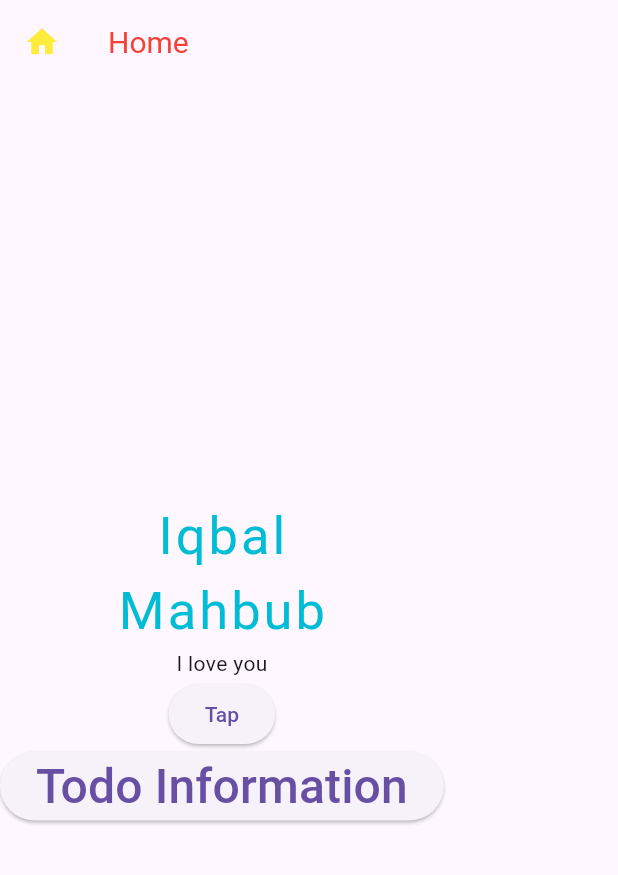
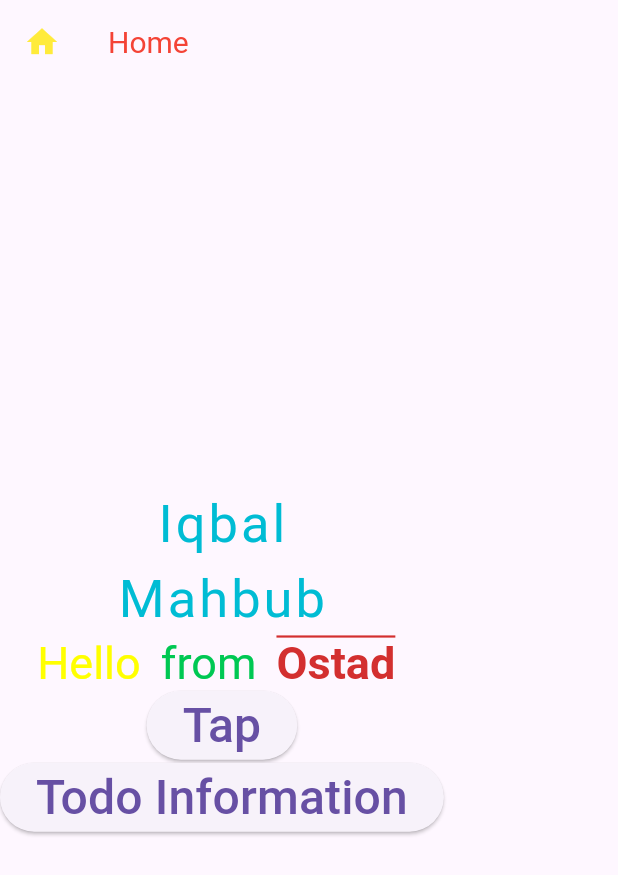
Before and after one commit to IqbalMahbub/Flutter_Project, a Flutter app: the screen it shows after launch, on a phone screen of 412 x 824 dp. Shown: the top 875 px of the screen. Run offline on Flutter 3.47's test engine with Material 3 defaults, Android fonts, the phone set to English and light mode, and no system bars.

Commit message:
3rd class

```diff
--- a/lib/main.dart
+++ b/lib/main.dart
@@ -46,7 +46,22 @@ class homeScreen extends StatelessWidget {
             letterSpacing: 2,
           ),
         ),
-        Text('I love you'),
+        RichText(
+            text: TextSpan(
+                text: 'Hello ',
+                style: TextStyle(
+                    fontSize: 30, color: Colors.yellowAccent, wordSpacing: 6),
+                children: [
+              TextSpan(
+                  text: 'from ',
+                  style: TextStyle(color: Colors.greenAccent.shade700)),
+              TextSpan(
+                  text: 'Ostad ',
+                  style: TextStyle(
+                      decoration: TextDecoration.overline,
+                      fontWeight: FontWeight.bold,
+                      color: Colors.red.shade700))
+            ])),
         ElevatedButton(
             onPressed: () {
               showDialog(
@@ -64,7 +79,7 @@ class homeScreen extends StatelessWidget {
                     );
                   });
             },
-            child: Text('Tap')),
+            child: Text('Tap', style: TextStyle(fontSize: 32))),
         ElevatedButton(
             onPressed: () {
               showModalBottomSheet(
```
